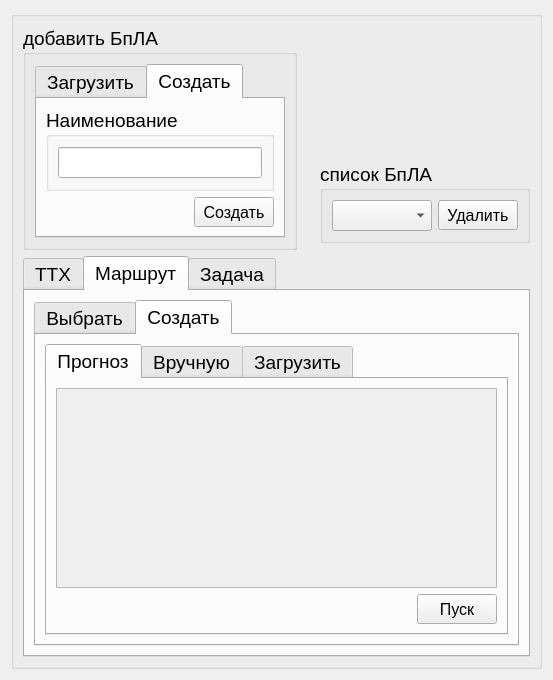
Old version of the form src/Application/GUI/UI/optdronewindow.ui in the repository Nisitka/air-trail-generator.
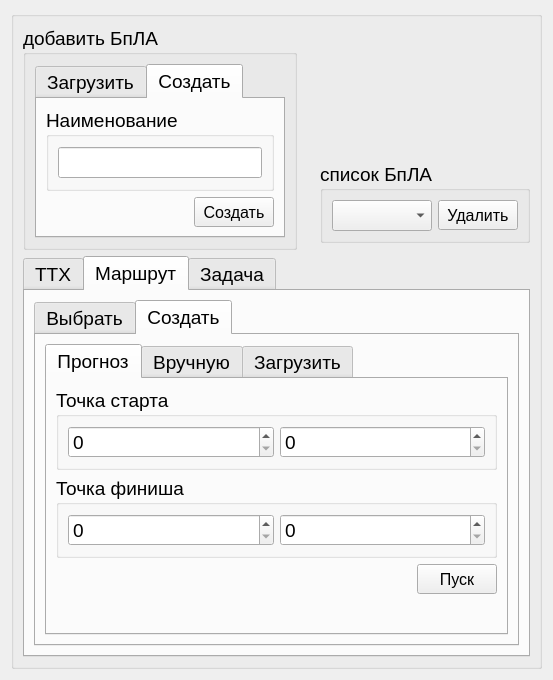
New version of the form.

Patch:
```diff
--- a/src/Application/GUI/UI/optdronewindow.ui
+++ b/src/Application/GUI/UI/optdronewindow.ui
@@ -380,20 +380,85 @@
                  </attribute>
                  <layout class="QVBoxLayout" name="verticalLayout_8">
                   <item>
-                   <widget class="QScrollArea" name="scrollArea">
-                    <property name="widgetResizable">
-                     <bool>true</bool>
+                   <widget class="QGroupBox" name="TPointAGBox">
+                    <property name="sizePolicy">
+                     <sizepolicy hsizetype="Preferred" vsizetype="Minimum">
+                      <horstretch>0</horstretch>
+                      <verstretch>0</verstretch>
+                     </sizepolicy>
                     </property>
-                    <widget class="QWidget" name="scrollAreaWidgetContents">
-                     <property name="geometry">
-                      <rect>
-                       <x>0</x>
-                       <y>0</y>
-                       <width>441</width>
-                       <height>221</height>
-                      </rect>
-                     </property>
-                    </widget>
+                    <property name="title">
+                     <string>Точка старта</string>
+                    </property>
+                    <layout class="QHBoxLayout" name="horizontalLayout_11">
+                     <item>
+                      <widget class="QSpinBox" name="XaSpinBox">
+                       <property name="minimumSize">
+                        <size>
+                         <width>0</width>
+                         <height>25</height>
+                        </size>
+                       </property>
+                       <property name="maximum">
+                        <number>9999999</number>
+                       </property>
+                      </widget>
+                     </item>
+                     <item>
+                      <widget class="QSpinBox" name="YaSpinBox">
+                       <property name="minimumSize">
+                        <size>
+                         <width>0</width>
+                         <height>25</height>
+                        </size>
+                       </property>
+                       <property name="maximum">
+                        <number>9999999</number>
+                       </property>
+                      </widget>
+                     </item>
+                    </layout>
+                   </widget>
+                  </item>
+                  <item>
+                   <widget class="QGroupBox" name="TPointBGBox">
+                    <property name="sizePolicy">
+                     <sizepolicy hsizetype="Preferred" vsizetype="Minimum">
+                      <horstretch>0</horstretch>
+                      <verstretch>0</verstretch>
+                     </sizepolicy>
+                    </property>
+                    <property name="title">
+                     <string>Точка финиша</string>
+                    </property>
+                    <layout class="QHBoxLayout" name="horizontalLayout_10">
+                     <item>
+                      <widget class="QSpinBox" name="XbSpinBox">
+                       <property name="minimumSize">
+                        <size>
+                         <width>0</width>
+                         <height>25</height>
+                        </size>
+                       </property>
+                       <property name="maximum">
+                        <number>9999999</number>
+                       </property>
+                      </widget>
+                     </item>
+                     <item>
+                      <widget class="QSpinBox" name="YbSpinBox">
+                       <property name="minimumSize">
+                        <size>
+                         <width>0</width>
+                         <height>25</height>
+                        </size>
+                       </property>
+                       <property name="maximum">
+                        <number>9999999</number>
+                       </property>
+                      </widget>
+                     </item>
+                    </layout>
                    </widget>
                   </item>
                   <item>
@@ -431,6 +496,19 @@
                     </item>
                    </layout>
                   </item>
+                  <item>
+                   <spacer name="verticalSpacer">
+                    <property name="orientation">
+                     <enum>Qt::Vertical</enum>
+                    </property>
+                    <property name="sizeHint" stdset="0">
+                     <size>
+                      <width>20</width>
+                      <height>40</height>
+                     </size>
+                    </property>
+                   </spacer>
+                  </item>
                  </layout>
                 </widget>
                 <widget class="QWidget" name="tab_4">
```
Left out of the diff: 7 changed lines with no effect on the pictures.
